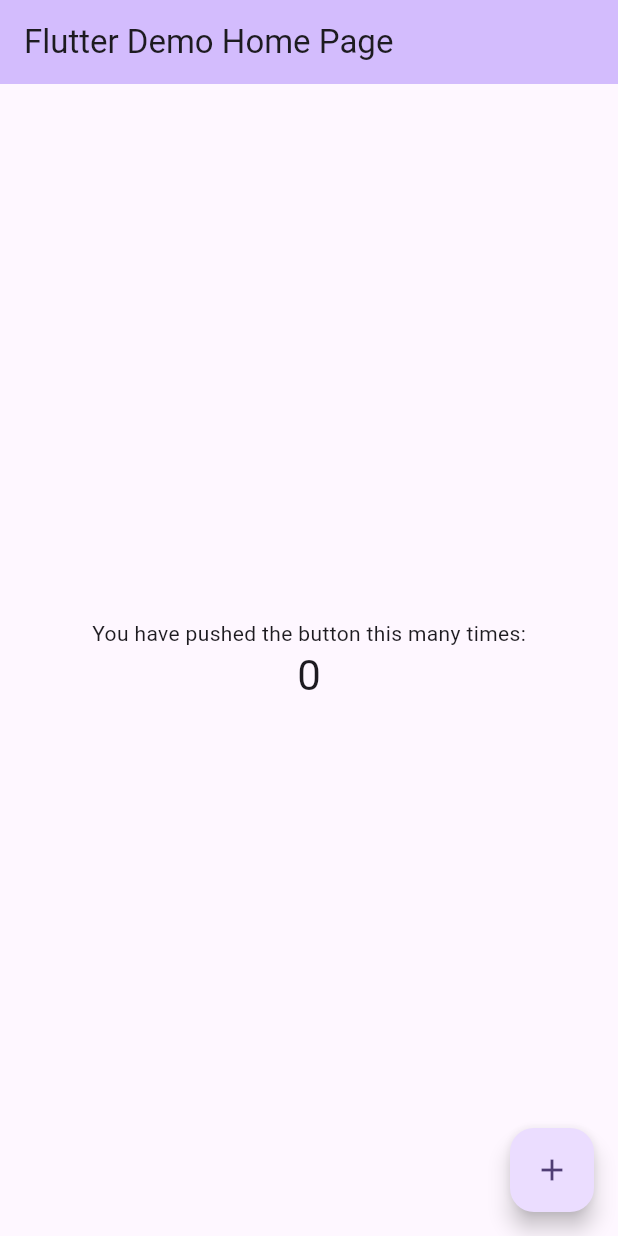
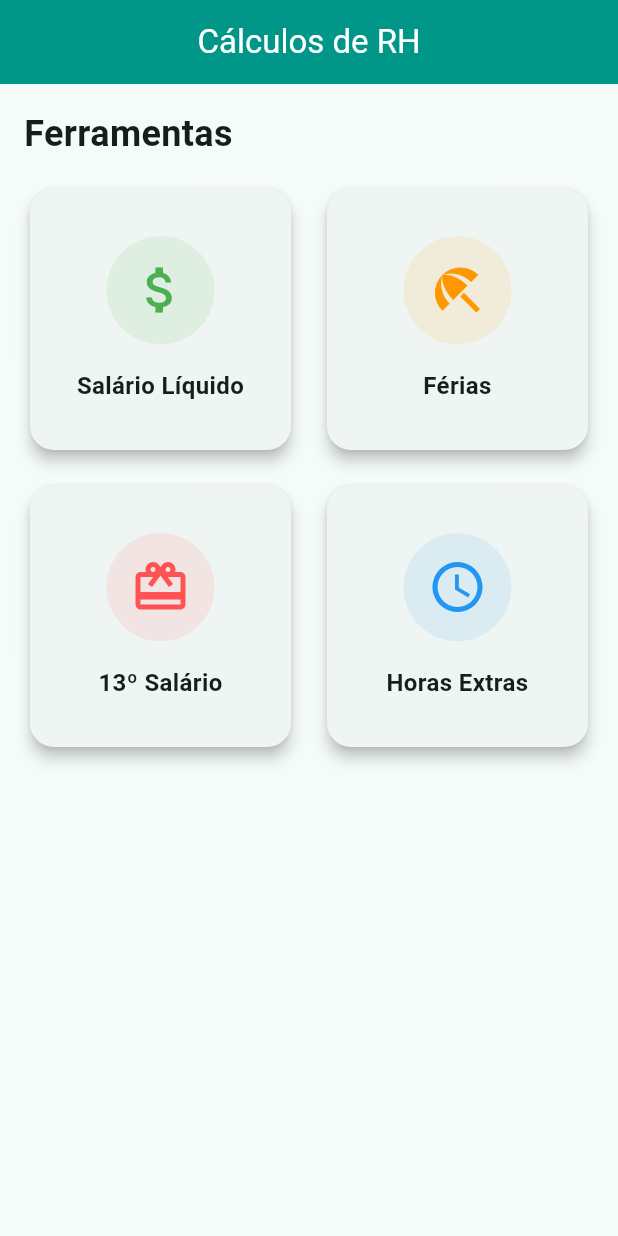
Before and after one commit to could-ai/019d86da-e2d3-7731-8526-eaff90d087eb, a Flutter app: the screen it shows after launch, on a phone screen of 412 x 824 dp. Run offline on Flutter 3.47's test engine with Material 3 defaults, Android fonts, the phone set to English and light mode, and no system bars.

```diff
--- a/usr/lib/main.dart
+++ b/usr/lib/main.dart
@@ -1,123 +1,30 @@
 import 'package:flutter/material.dart';
+import 'screens/dashboard_screen.dart';
 
 void main() {
-  runApp(const MyApp());
+  runApp(const HRApp());
 }
 
-class MyApp extends StatelessWidget {
-  const MyApp({super.key});
+class HRApp extends StatelessWidget {
+  const HRApp({super.key});
 
-  // This widget is the root of your application.
   @override
   Widget build(BuildContext context) {
     return MaterialApp(
-      title: 'Flutter Demo',
+      title: 'Cálculos de RH',
       debugShowCheckedModeBanner: false,
       theme: ThemeData(
-        // This is the theme of your application.
-        //
-        // TRY THIS: Try running your application with "flutter run". You'll see
-        // the application has a purple toolbar. Then, without quitting the app,
-        // try changing the seedColor in the colorScheme below to Colors.green
-        // and then invoke "hot reload" (save your changes or press the "hot
-        // reload" button in a Flutter-supported IDE, or press "r" if you used
-        // the command line to start the app).
-        //
-        // Notice that the counter didn't reset back to zero; the application
-        // state is not lost during the reload. To reset the state, use hot
-        // restart instead.
-        //
-        // This works for code too, not just values: Most code changes can be
-        // tested with just a hot reload.
-        colorScheme: ColorScheme.fromSeed(seedColor: Colors.deepPurple),
+        colorScheme: ColorScheme.fromSeed(
+          seedColor: Colors.teal,
+          brightness: Brightness.light,
+        ),
+        useMaterial3: true,
+        appBarTheme: const AppBarTheme(
+          backgroundColor: Colors.teal,
+          foregroundColor: Colors.white,
+        ),
       ),
-      initialRoute: '/',
-      routes: {
-        '/': (context) => const MyHomePage(title: 'Flutter Demo Home Page'),
-      },
+      home: const DashboardScreen(),
     );
   }
 }
-
-class MyHomePage extends StatefulWidget {
-  const MyHomePage({super.key, required this.title});
-
-  // This widget is the home page of your application. It is stateful, meaning
-  // that it has a State object (defined below) that contains fields that affect
-  // how it looks.
-
-  // This class is the configuration for the state. It holds the values (in this
-  // case the title) provided by the parent (in this case the App widget) and
-  // used by the build method of the State. Fields in a Widget subclass are
-  // always marked "final".
-
-  final String title;
-
-  @override
-  State<MyHomePage> createState() => _MyHomePageState();
-}
-
-class _MyHomePageState extends State<MyHomePage> {
-  int _counter = 0;
-
-  void _incrementCounter() {
-    setState(() {
-      // This call to setState tells the Flutter framework that something has
-      // changed in this State, which causes it to rerun the build method below
-      // so that the display can reflect the updated values. If we changed
-      // _counter without calling setState(), then the build method would not be
-      // called again, and so nothing would appear to happen.
-      _counter++;
-    });
-  }
-
-  @override
-  Widget build(BuildContext context) {
-    // This method is rerun every time setState is called, for instance as done
-    // by the _incrementCounter method above.
-    //
-    // The Flutter framework has been optimized to make rerunning build methods
-    // fast, so that you can just rebuild anything that needs updating rather
-    // than having to individually change instances of widgets.
-    return Scaffold(
-      appBar: AppBar(
-        // TRY THIS: Try changing the color here to a specific color (to
-        // Colors.amber, perhaps?) and trigger a hot reload to see the AppBar
-        // change color while the other colors stay the same.
-        backgroundColor: Theme.of(context).colorScheme.inversePrimary,
-        // Here we take the value from the MyHomePage object that was created by
-        // the App.build method, and use it to set our appbar title.
-        title: Text(widget.title),
-      ),
-      body: Center(
-        // Center is a layout widget. It takes a single child and positions it
-        // in the middle of the parent.
-        child: Column(
-          // Column is also a layout widget. It takes a list of children and
-          // arranges them vertically. By default, it sizes itself to fit its
-          // children horizontally, and tries to be as tall as its parent.
-          //
-          // Column has various properties to control how it sizes itself and
-          // how it positions its children. Here we use mainAxisAlignment to
-          // center the children vertically; the main axis here is the vertical
-          // axis because Columns are vertical (the cross axis would be
-          // horizontal).
-          //
-          // TRY THIS: Invoke "debug painting" (choose the "Toggle Debug Paint"
-          // action in the IDE, or press "p" in the console), to see the
-          // wireframe for each widget.
-          mainAxisAlignment: MainAxisAlignment.center,
-          children: <Widget>[
-            const Text('You have pushed the button this many times:'),
-            Text('$_counter', style: Theme.of(context).textTheme.headlineMedium),
-          ],
-        ),
-      ),
-      floatingActionButton: FloatingActionButton(
-        onPressed: _incrementCounter,
-        tooltip: 'Increment',
-        child: const Icon(Icons.add),
-      ), // This trailing comma makes auto-formatting nicer for build methods.
-    );
-  }
-}
--- /dev/null
+++ b/usr/lib/screens/dashboard_screen.dart
@@ -0,0 +1,134 @@
+import 'package:flutter/material.dart';
+import 'salary_calculator_screen.dart';
+
+class DashboardScreen extends StatelessWidget {
+  const DashboardScreen({super.key});
+
+  @override
+  Widget build(BuildContext context) {
+    return Scaffold(
+      appBar: AppBar(
+        title: const Text('Cálculos de RH'),
+        centerTitle: true,
+        elevation: 0,
+      ),
+      body: Padding(
+        padding: const EdgeInsets.all(16.0),
+        child: Column(
+          crossAxisAlignment: CrossAxisAlignment.start,
+          children: [
+            const Text(
+              'Ferramentas',
+              style: TextStyle(
+                fontSize: 24,
+                fontWeight: FontWeight.bold,
+              ),
+            ),
+            const SizedBox(height: 16),
+            Expanded(
+              child: GridView.count(
+                crossAxisCount: 2,
+                crossAxisSpacing: 16,
+                mainAxisSpacing: 16,
+                children: [
+                  _buildDashboardCard(
+                    context,
+                    title: 'Salário Líquido',
+                    icon: Icons.attach_money,
+                    color: Colors.green,
+                    onTap: () {
+                      Navigator.push(
+                        context,
+                        MaterialPageRoute(
+                          builder: (context) => const SalaryCalculatorScreen(),
+                        ),
+                      );
+                    },
+                  ),
+                  _buildDashboardCard(
+                    context,
+                    title: 'Férias',
+                    icon: Icons.beach_access,
+                    color: Colors.orange,
+                    onTap: () {
+                      _showComingSoon(context);
+                    },
+                  ),
+                  _buildDashboardCard(
+                    context,
+                    title: '13º Salário',
+                    icon: Icons.card_giftcard,
+                    color: Colors.redAccent,
+                    onTap: () {
+                      _showComingSoon(context);
+                    },
+                  ),
+                  _buildDashboardCard(
+                    context,
+                    title: 'Horas Extras',
+                    icon: Icons.access_time,
+                    color: Colors.blue,
+                    onTap: () {
+                      _showComingSoon(context);
+                    },
+                  ),
+                ],
+              ),
+            ),
+          ],
+        ),
+      ),
+    );
+  }
+
+  Widget _buildDashboardCard(
+    BuildContext context, {
+    required String title,
+    required IconData icon,
+    required Color color,
+    required VoidCallback onTap,
+  }) {
+    return Card(
+      elevation: 4,
+      shape: RoundedRectangleBorder(borderRadius: BorderRadius.circular(16)),
+      child: InkWell(
+        onTap: onTap,
+        borderRadius: BorderRadius.circular(16),
+        child: Padding(
+          padding: const EdgeInsets.all(16.0),
+          child: Column(
+            mainAxisAlignment: MainAxisAlignment.center,
+            children: [
+              Container(
+                padding: const EdgeInsets.all(16),
+                decoration: BoxDecoration(
+                  color: color.withOpacity(0.1),
+                  shape: BoxShape.circle,
+                ),
+                child: Icon(icon, size: 40, color: color),
+              ),
+              const SizedBox(height: 16),
+              Text(
+                title,
+                textAlign: TextAlign.center,
+                style: const TextStyle(
+                  fontSize: 16,
+                  fontWeight: FontWeight.bold,
+                ),
+              ),
+            ],
+          ),
+        ),
+      ),
+    );
+  }
+
+  void _showComingSoon(BuildContext context) {
+    ScaffoldMessenger.of(context).showSnackBar(
+      const SnackBar(
+        content: Text('Esta calculadora estará disponível em breve!'),
+        duration: Duration(seconds: 2),
+      ),
+    );
+  }
+}
```
Also changed, not shown: usr/lib/screens/salary_calculator_screen.dart (added, +224 -0 lines), usr/lib/utils/hr_calculations.dart (added, +67 -0 lines).
